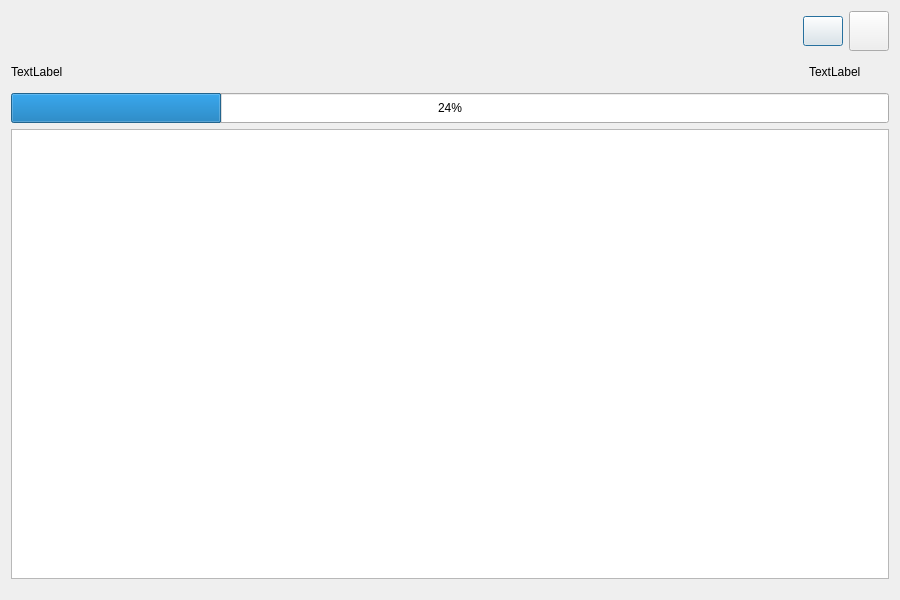
This is src/gui/btbackupprogressdialog.ui in realth000/BackTook as Qt 5 draws it before an edit. The edited form follows.
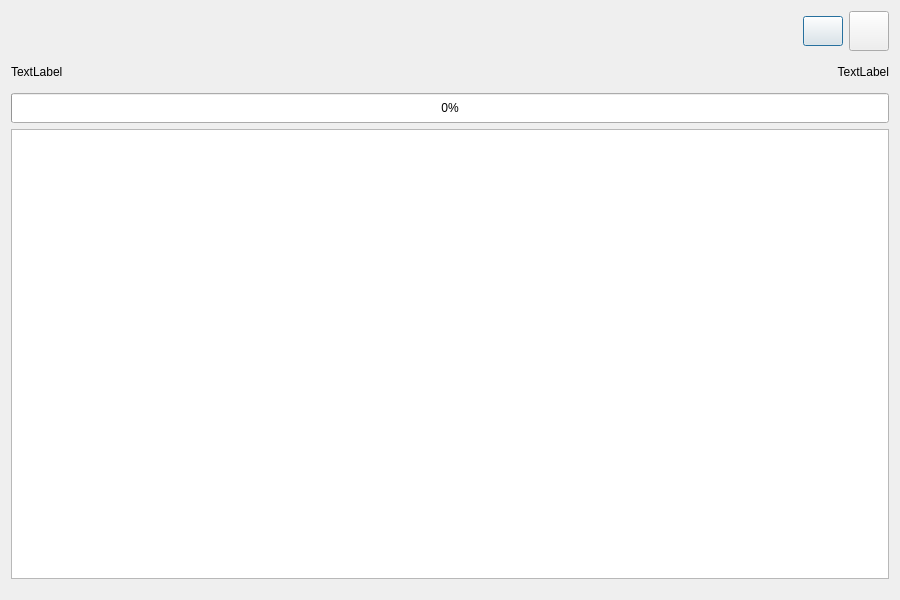
This is the edited form.

Commit message:
perf(UI): Adjust UI
Other changes:
    Adjust UI.

What changed in the file:
```diff
--- a/src/gui/btbackupprogressdialog.ui
+++ b/src/gui/btbackupprogressdialog.ui
@@ -83,6 +83,12 @@
          <height>30</height>
         </size>
        </property>
+       <property name="maximumSize">
+        <size>
+         <width>780</width>
+         <height>16777215</height>
+        </size>
+       </property>
        <property name="text">
         <string>TextLabel</string>
        </property>
@@ -114,13 +120,16 @@
        </property>
        <property name="minimumSize">
         <size>
-         <width>80</width>
+         <width>150</width>
          <height>30</height>
         </size>
        </property>
        <property name="text">
         <string>TextLabel</string>
        </property>
+       <property name="alignment">
+        <set>Qt::AlignRight|Qt::AlignTrailing|Qt::AlignVCenter</set>
+       </property>
       </widget>
      </item>
     </layout>
@@ -134,7 +143,7 @@
       </size>
      </property>
      <property name="value">
-      <number>24</number>
+      <number>0</number>
      </property>
     </widget>
    </item>
```
The commit also changes 4 other files.
